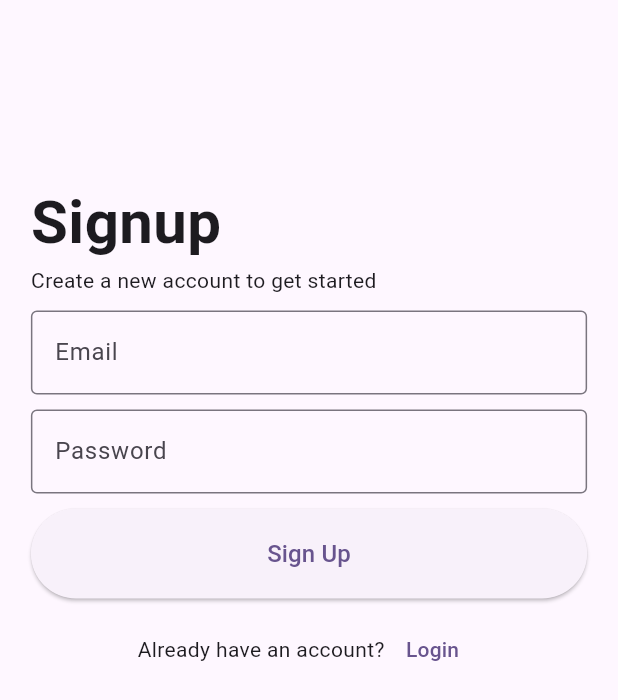
After one commit to rom4nz/ecommerce_app, a Flutter app: the screen it shows after launch, after a tap on "Login", after a tap on "Sign Up", on a phone screen of 412 x 824 dp. The commit adds this screen. Shown: the top 700 px of the screen. Run offline on Flutter 3.47's test engine with Material 3 defaults, Android fonts, the phone set to English and light mode, and no system bars; our stand-ins replace firebase_auth, firebase_core; accounts and stored records are empty.

Commit message:
setup firebase and added firebase auth

```diff
--- /dev/null
+++ b/lib/controllers/auth_service.dart
@@ -0,0 +1,55 @@
+import 'package:firebase_auth/firebase_auth.dart';
+
+class AuthService {
+  // create new account using email password method
+  Future<String> createAccountWithEmail(String email, String password) async {
+    try {
+      await FirebaseAuth.instance.createUserWithEmailAndPassword(
+        email: email,
+        password: password,
+      );
+      return "Account created successfully";
+    } on FirebaseAuthException catch (e) {
+      return e.message.toString();
+    }
+  }
+
+  // login with email password method
+  Future<String> loginWithEmail(String email, String password) async {
+    try {
+      await FirebaseAuth.instance.signInWithEmailAndPassword(
+        email: email,
+        password: password,
+      );
+      return "Login successful";
+    } on FirebaseAuthException catch (e) {
+      return e.message.toString();
+    }
+  }
+
+  // logout method
+  Future<String> logout() async {
+    try {
+      await FirebaseAuth.instance.signOut();
+      return "Logout successful";
+    } catch (e) {
+      return e.toString();
+    }
+  }
+
+  //reset password method
+  Future<String> resetPassword(String email) async {
+    try {
+      await FirebaseAuth.instance.sendPasswordResetEmail(email: email);
+      return "Password reset email sent";
+    } on FirebaseAuthException catch (e) {
+      return e.message.toString();
+    }
+  }
+
+  // check if user is logged in
+  Future<bool> isLoggedIn() async {
+    var user = FirebaseAuth.instance.currentUser;
+    return user != null;
+  }
+}
--- a/lib/main.dart
+++ b/lib/main.dart
@@ -1,6 +1,15 @@
+import 'package:ecommerce_app/controllers/auth_service.dart';
+import 'package:ecommerce_app/firebase_options.dart';
+import 'package:ecommerce_app/views/home.dart';
+import 'package:ecommerce_app/views/login.dart';
+import 'package:ecommerce_app/views/signup.dart';
+import 'package:firebase_core/firebase_core.dart';
 import 'package:flutter/material.dart';
 
-void main() {
+void main() async {
+  WidgetsFlutterBinding.ensureInitialized();
+
+  await Firebase.initializeApp(options: DefaultFirebaseOptions.currentPlatform);
   runApp(const MyApp());
 }
 
@@ -30,93 +39,38 @@ class MyApp extends StatelessWidget {
         // tested with just a hot reload.
         colorScheme: ColorScheme.fromSeed(seedColor: Colors.deepPurple),
       ),
-      home: const MyHomePage(title: 'Flutter Demo Home Page'),
+      routes: {
+        "/": (context) => const CheckUser(),
+        "/home": (context) => const HomePage(),
+        "/login": (context) => const LoginPage(),
+        "/signup": (context) => const SignupPage(),
+      },
     );
   }
 }
 
-class MyHomePage extends StatefulWidget {
-  const MyHomePage({super.key, required this.title});
-
-  // This widget is the home page of your application. It is stateful, meaning
-  // that it has a State object (defined below) that contains fields that affect
-  // how it looks.
-
-  // This class is the configuration for the state. It holds the values (in this
-  // case the title) provided by the parent (in this case the App widget) and
-  // used by the build method of the State. Fields in a Widget subclass are
-  // always marked "final".
-
-  final String title;
+class CheckUser extends StatefulWidget {
+  const CheckUser({super.key});
 
   @override
-  State<MyHomePage> createState() => _MyHomePageState();
+  State<CheckUser> createState() => _CheckUserState();
 }
 
-class _MyHomePageState extends State<MyHomePage> {
-  int _counter = 0;
-
-  void _incrementCounter() {
-    setState(() {
-      // This call to setState tells the Flutter framework that something has
-      // changed in this State, which causes it to rerun the build method below
-      // so that the display can reflect the updated values. If we changed
-      // _counter without calling setState(), then the build method would not be
-      // called again, and so nothing would appear to happen.
-      _counter++;
+class _CheckUserState extends State<CheckUser> {
+  @override
+  void initState() {
+    AuthService().isLoggedIn().then((value) {
+      if (value) {
+        Navigator.pushReplacementNamed(context, "/home");
+      } else {
+        Navigator.pushReplacementNamed(context, "/login");
+      }
     });
+    super.initState();
   }
 
   @override
   Widget build(BuildContext context) {
-    // This method is rerun every time setState is called, for instance as done
-    // by the _incrementCounter method above.
-    //
-    // The Flutter framework has been optimized to make rerunning build methods
-    // fast, so that you can just rebuild anything that needs updating rather
-    // than having to individually change instances of widgets.
-    return Scaffold(
-      appBar: AppBar(
-        // TRY THIS: Try changing the color here to a specific color (to
-        // Colors.amber, perhaps?) and trigger a hot reload to see the AppBar
-        // change color while the other colors stay the same.
-        backgroundColor: Theme.of(context).colorScheme.inversePrimary,
-        // Here we take the value from the MyHomePage object that was created by
-        // the App.build method, and use it to set our appbar title.
-        title: Text(widget.title),
-      ),
-      body: Center(
-        // Center is a layout widget. It takes a single child and positions it
-        // in the middle of the parent.
-        child: Column(
-          // Column is also a layout widget. It takes a list of children and
-          // arranges them vertically. By default, it sizes itself to fit its
-          // children horizontally, and tries to be as tall as its parent.
-          //
-          // Column has various properties to control how it sizes itself and
-          // how it positions its children. Here we use mainAxisAlignment to
-          // center the children vertically; the main axis here is the vertical
-          // axis because Columns are vertical (the cross axis would be
-          // horizontal).
-          //
-          // TRY THIS: Invoke "debug painting" (choose the "Toggle Debug Paint"
-          // action in the IDE, or press "p" in the console), to see the
-          // wireframe for each widget.
-          mainAxisAlignment: MainAxisAlignment.center,
-          children: <Widget>[
-            const Text('You have pushed the button this many times:'),
-            Text(
-              '$_counter',
-              style: Theme.of(context).textTheme.headlineMedium,
-            ),
-          ],
-        ),
-      ),
-      floatingActionButton: FloatingActionButton(
-        onPressed: _incrementCounter,
-        tooltip: 'Increment',
-        child: const Icon(Icons.add),
-      ), // This trailing comma makes auto-formatting nicer for build methods.
-    );
+    return Scaffold(body: Center(child: CircularProgressIndicator()));
   }
 }
--- /dev/null
+++ b/lib/views/login.dart
@@ -0,0 +1,213 @@
+import 'package:ecommerce_app/controllers/auth_service.dart';
+import 'package:flutter/material.dart';
+
+class LoginPage extends StatefulWidget {
+  const LoginPage({super.key});
+
+  @override
+  State<LoginPage> createState() => _LoginPageState();
+}
+
+class _LoginPageState extends State<LoginPage> {
+  final formkey = GlobalKey<FormState>();
+  TextEditingController _emailController = TextEditingController();
+  TextEditingController _passwordController = TextEditingController();
+  @override
+  Widget build(BuildContext context) {
+    return Scaffold(
+      body: SingleChildScrollView(
+        child: Form(
+          key: formkey,
+          child: Column(
+            children: [
+              SizedBox(height: 120),
+              SizedBox(
+                width: MediaQuery.of(context).size.width * .9,
+                child: Column(
+                  crossAxisAlignment: CrossAxisAlignment.start,
+                  children: [
+                    Text(
+                      "Login",
+                      style: TextStyle(
+                        fontSize: 40,
+                        fontWeight: FontWeight.w700,
+                      ),
+                    ),
+                    Text("Get started with your account"),
+                    SizedBox(height: 10),
+                    SizedBox(
+                      width: MediaQuery.of(context).size.width * .9,
+                      child: TextFormField(
+                        validator: (value) =>
+                            value!.isEmpty ? "Email cannot be empty." : null,
+                        controller: _emailController,
+                        decoration: InputDecoration(
+                          border: OutlineInputBorder(),
+                          label: Text("Email"),
+                        ),
+                      ),
+                    ),
+                  ],
+                ),
+              ),
+              SizedBox(height: 10),
+              SizedBox(
+                width: MediaQuery.of(context).size.width * .9,
+                child: TextFormField(
+                  validator: (value) => value!.length < 8
+                      ? "Password must be at least 8 characters."
+                      : null,
+                  controller: _passwordController,
+                  obscureText: true,
+                  decoration: InputDecoration(
+                    border: OutlineInputBorder(),
+                    label: Text("Password"),
+                  ),
+                ),
+              ),
+              SizedBox(height: 10),
+              Row(
+                mainAxisAlignment: MainAxisAlignment.end,
+                children: [
+                  TextButton(
+                    onPressed: () {
+                      showDialog(
+                        context: context,
+                        builder: (builder) {
+                          return AlertDialog(
+                            title: Text("Forget Password"),
+                            content: Column(
+                              mainAxisSize: MainAxisSize.min,
+                              crossAxisAlignment: CrossAxisAlignment.start,
+                              children: [
+                                Text("Enter your email"),
+                                SizedBox(height: 10),
+                                TextFormField(
+                                  controller: _emailController,
+                                  decoration: InputDecoration(
+                                    label: Text("Email"),
+                                    border: OutlineInputBorder(),
+                                  ),
+                                ),
+                              ],
+                            ),
+                            actions: [
+                              TextButton(
+                                onPressed: () {
+                                  Navigator.pop(context);
+                                },
+                                child: Text("Cancel"),
+                              ),
+                              TextButton(
+                                onPressed: () async {
+                                  if (_emailController.text.isEmpty) {
+                                    ScaffoldMessenger.of(context).showSnackBar(
+                                      SnackBar(
+                                        content: Text("Email cannot be empty"),
+                                      ),
+                                    );
+                                    return;
+                                  }
+                                  await AuthService()
+                                      .resetPassword(_emailController.text)
+                                      .then((value) {
+                                        if (value ==
+                                            "Password reset email sent") {
+                                          ScaffoldMessenger.of(
+                                            context,
+                                          ).showSnackBar(
+                                            SnackBar(
+                                              content: Text(
+                                                "Password reset email sent",
+                                              ),
+                                            ),
+                                          );
+                                          Navigator.pop(context);
+                                        } else {
+                                          ScaffoldMessenger.of(
+                                            context,
+                                          ).showSnackBar(
+                                            SnackBar(
+                                              content: Text(
+                                                value,
+                                                style: TextStyle(
+                                                  color: Colors.white,
+                                                ),
+                                              ),
+                                              backgroundColor:
+                                                  Colors.red.shade400,
+                                            ),
+                                          );
+                                        }
+                                      });
+                                },
+                                child: Text("Submit"),
+                              ),
+                            ],
+                          );
+                        },
+                      );
+                    },
+                    child: Text("Forget Password"),
+                  ),
+                ],
+              ),
+              SizedBox(height: 10),
+              SizedBox(
+                height: 60,
+                width: MediaQuery.of(context).size.width * .9,
+                child: ElevatedButton(
+                  onPressed: () {
+                    if (formkey.currentState!.validate()) {
+                      AuthService()
+                          .loginWithEmail(
+                            _emailController.text,
+                            _passwordController.text,
+                          )
+                          .then((value) {
+                            if (value == "Login successful") {
+                              ScaffoldMessenger.of(context).showSnackBar(
+                                SnackBar(content: Text("Login successful")),
+                              );
+                              Navigator.restorablePushNamedAndRemoveUntil(
+                                context,
+                                "/home",
+                                (route) => false,
+                              );
+                            } else {
+                              ScaffoldMessenger.of(context).showSnackBar(
+                                SnackBar(
+                                  content: Text(
+                                    value,
+                                    style: TextStyle(color: Colors.white),
+                                  ),
+                                  backgroundColor: Colors.red.shade400,
+                                ),
+                              );
+                            }
+                          });
+                    }
+                  },
+                  child: Text("Login", style: TextStyle(fontSize: 16)),
+                ),
+              ),
+              SizedBox(height: 10),
+              Row(
+                mainAxisAlignment: MainAxisAlignment.center,
+                children: [
+                  Text("Don't have an account?"),
+                  TextButton(
+                    onPressed: () {
+                      Navigator.pushNamed(context, "/signup");
+                    },
+                    child: Text("Sign Up"),
+                  ),
+                ],
+              ),
+            ],
+          ),
+        ),
+      ),
+    );
+  }
+}
--- /dev/null
+++ b/lib/views/signup.dart
@@ -0,0 +1,129 @@
+import 'package:ecommerce_app/controllers/auth_service.dart';
+import 'package:flutter/material.dart';
+
+class SignupPage extends StatefulWidget {
+  const SignupPage({super.key});
+
+  @override
+  State<SignupPage> createState() => _SignupPageState();
+}
+
+class _SignupPageState extends State<SignupPage> {
+  final formkey = GlobalKey<FormState>();
+  TextEditingController _emailController = TextEditingController();
+  TextEditingController _passwordController = TextEditingController();
+  @override
+  Widget build(BuildContext context) {
+    return Scaffold(
+      body: SingleChildScrollView(
+        child: Form(
+          key: formkey,
+          child: Column(
+            children: [
+              SizedBox(height: 120),
+              SizedBox(
+                width: MediaQuery.of(context).size.width * .9,
+                child: Column(
+                  crossAxisAlignment: CrossAxisAlignment.start,
+                  children: [
+                    Text(
+                      "Signup",
+                      style: TextStyle(
+                        fontSize: 40,
+                        fontWeight: FontWeight.w700,
+                      ),
+                    ),
+                    Text("Create a new account to get started"),
+                    SizedBox(height: 10),
+                    SizedBox(
+                      width: MediaQuery.of(context).size.width * .9,
+                      child: TextFormField(
+                        validator: (value) =>
+                            value!.isEmpty ? "Email cannot be empty." : null,
+                        controller: _emailController,
+                        decoration: InputDecoration(
+                          border: OutlineInputBorder(),
+                          label: Text("Email"),
+                        ),
+                      ),
+                    ),
+                  ],
+                ),
+              ),
+              SizedBox(height: 10),
+              SizedBox(
+                width: MediaQuery.of(context).size.width * .9,
+                child: TextFormField(
+                  validator: (value) => value!.length < 8
+                      ? "Password must be at least 8 characters."
+                      : null,
+                  controller: _passwordController,
+                  obscureText: true,
+                  decoration: InputDecoration(
+                    border: OutlineInputBorder(),
+                    label: Text("Password"),
+                  ),
+                ),
+              ),
+              SizedBox(height: 10),
+              SizedBox(
+                height: 60,
+                width: MediaQuery.of(context).size.width * .9,
+                child: ElevatedButton(
+                  onPressed: () {
+                    if (formkey.currentState!.validate()) {
+                      AuthService()
+                          .createAccountWithEmail(
+                            _emailController.text,
+                            _passwordController.text,
+                          )
+                          .then((value) {
+                            if (value == "Account created successfully") {
+                              ScaffoldMessenger.of(context).showSnackBar(
+                                SnackBar(
+                                  content: Text("Account created successfully"),
+                                ),
+                              );
+                              Navigator.restorablePushNamedAndRemoveUntil(
+                                context,
+                                "/home",
+                                (route) => false,
+                              );
+                            } else {
+                              ScaffoldMessenger.of(context).showSnackBar(
+                                SnackBar(
+                                  content: Text(
+                                    value,
+                                    style: TextStyle(color: Colors.white),
+                                  ),
+                                  backgroundColor: Colors.red.shade400,
+                                ),
+                              );
+                            }
+                          });
+                    }
+                  },
+
+                  child: Text("Sign Up", style: TextStyle(fontSize: 16)),
+                ),
+              ),
+              SizedBox(height: 10),
+              Row(
+                mainAxisAlignment: MainAxisAlignment.center,
+                children: [
+                  Text("Already have an account?"),
+                  TextButton(
+                    onPressed: () {
+                      Navigator.pop(context);
+                    },
+                    child: Text("Login"),
+                  ),
+                ],
+              ),
+            ],
+          ),
+        ),
+      ),
+    );
+  }
+}
--- a/pubspec.yaml
+++ b/pubspec.yaml
@@ -40,7 +40,6 @@ dependencies:
   carousel_slider: ^5.1.1
   badges: ^3.1.2
   http: ^1.5.0
-  flutter_stripe: ^11.5.0
   flutter_dotenv: ^5.2.1
   mailer: ^6.5.0
   shimmer: ^3.0.0
```
Also changed, not shown: lib/views/home.dart (added, +15 -0 lines), firebase.json (added), lib/firebase_options.dart (added), 3 other files.
